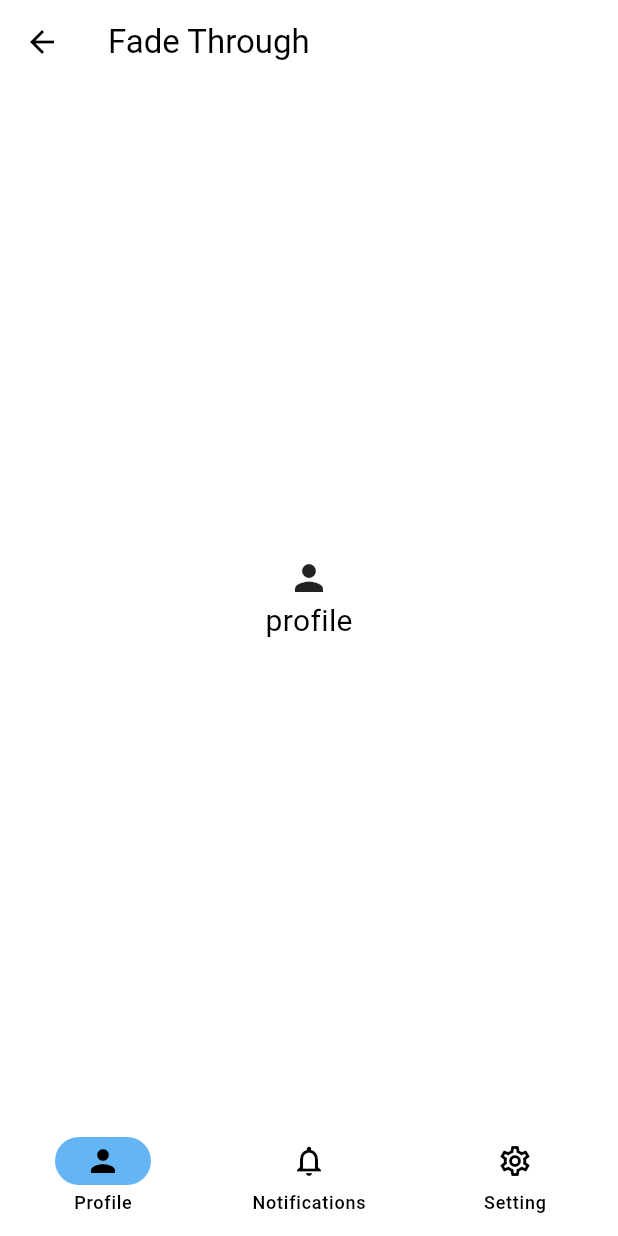
After one commit to KSHoon522/Flutter-Wallet, a Flutter app: the screen it shows after launch, after a tap on "Fade Through", on a phone screen of 412 x 824 dp. The commit adds this screen. Run offline on Flutter 3.47's test engine with Material 3 defaults, Android fonts, the phone set to English and light mode, and no system bars; our stand-ins replace rive.

Commit message:
Fade Through

```diff
--- a/lib/main.dart
+++ b/lib/main.dart
@@ -15,6 +15,8 @@ class MyApp extends StatelessWidget {
       title: 'Flutter Animations Masterclass',
       theme: ThemeData(
         useMaterial3: true,
+        navigationBarTheme:
+            NavigationBarThemeData(indicatorColor: Colors.blue.shade300),
         colorScheme: const ColorScheme.light(
           primary: Colors.blue,
         ),
--- /dev/null
+++ b/lib/screens/fade_through_screen.dart
@@ -0,0 +1,107 @@
+import 'package:animations/animations.dart';
+import 'package:flutter/material.dart';
+
+class FadeThroughScreen extends StatefulWidget {
+  const FadeThroughScreen({super.key});
+
+  @override
+  State<FadeThroughScreen> createState() => _FadeThroughScreenState();
+}
+
+class _FadeThroughScreenState extends State<FadeThroughScreen> {
+  int _index = 0;
+
+  void _onNewDestination(int index) {
+    setState(() {
+      _index = index;
+    });
+  }
+
+  @override
+  Widget build(BuildContext context) {
+    return Scaffold(
+      appBar: AppBar(
+        title: const Text(
+          "Fade Through",
+        ),
+      ),
+      body: PageTransitionSwitcher(
+        transitionBuilder: (child, primaryAnimation, secondaryAnimation) =>
+            FadeThroughTransition(
+          fillColor: Colors.black,
+          animation: primaryAnimation,
+          secondaryAnimation: secondaryAnimation,
+          child: child,
+        ),
+        child: [
+          const NavigationPage(
+            key: ValueKey(0),
+            text: "profile",
+            icon: Icons.person,
+          ),
+          const NavigationPage(
+            key: ValueKey(1),
+            text: "Notificatons",
+            icon: Icons.notifications,
+          ),
+          const NavigationPage(
+            key: ValueKey(2),
+            text: "Setting",
+            icon: Icons.settings,
+          ),
+        ][_index],
+      ),
+      bottomNavigationBar: NavigationBar(
+        selectedIndex: _index,
+        onDestinationSelected: _onNewDestination,
+        destinations: const [
+          NavigationDestination(
+            selectedIcon: Icon(Icons.person),
+            icon: Icon(Icons.person_outline),
+            label: "Profile",
+          ),
+          NavigationDestination(
+            selectedIcon: Icon(Icons.notifications),
+            icon: Icon(Icons.notifications_outlined),
+            label: "Notifications",
+          ),
+          NavigationDestination(
+            selectedIcon: Icon(Icons.settings),
+            icon: Icon(Icons.settings_outlined),
+            label: "Setting",
+          ),
+        ],
+      ),
+    );
+  }
+}
+
+class NavigationPage extends StatelessWidget {
+  final String text;
+  final IconData icon;
+
+  const NavigationPage({super.key, required this.text, required this.icon});
+
+  @override
+  Widget build(BuildContext context) {
+    return Scaffold(
+      body: Center(
+        child: Column(
+          mainAxisAlignment: MainAxisAlignment.center,
+          children: [
+            Icon(
+              icon,
+              size: 28,
+            ),
+            Text(
+              text,
+              style: const TextStyle(
+                fontSize: 20,
+              ),
+            ),
+          ],
+        ),
+      ),
+    );
+  }
+}
--- a/lib/screens/menu_screen.dart
+++ b/lib/screens/menu_screen.dart
@@ -2,6 +2,7 @@ import 'package:flutter/material.dart';
 import 'package:flutter_animation_masterclass/screens/apple_watch_screen.dart';
 import 'package:flutter_animation_masterclass/screens/container_transfrom_screen.dart';
 import 'package:flutter_animation_masterclass/screens/explicit_animations_screen.dart';
+import 'package:flutter_animation_masterclass/screens/fade_through_screen.dart';
 import 'package:flutter_animation_masterclass/screens/implicit_animations_screen.dart';
 import 'package:flutter_animation_masterclass/screens/music_player_screen.dart';
 import 'package:flutter_animation_masterclass/screens/rive_screen.dart';
@@ -77,6 +78,12 @@ class MenuScreen extends StatelessWidget {
               },
               child: const Text('Shared Axis'),
             ),
+            ElevatedButton(
+              onPressed: () {
+                _goToPage(context, const FadeThroughScreen());
+              },
+              child: const Text('Fade Through'),
+            ),
           ],
         ),
       ),
```
